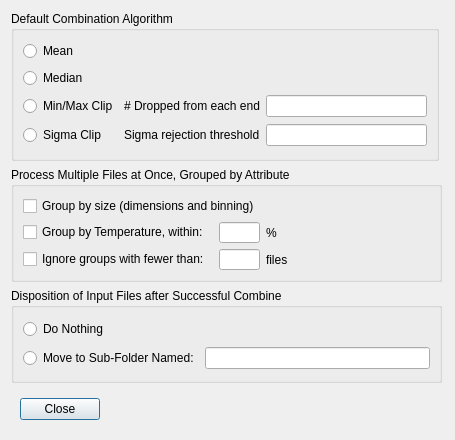
Qt form PreferencesWindow.ui (RMcDOttawa/MasterBiasMaker) before a commit.
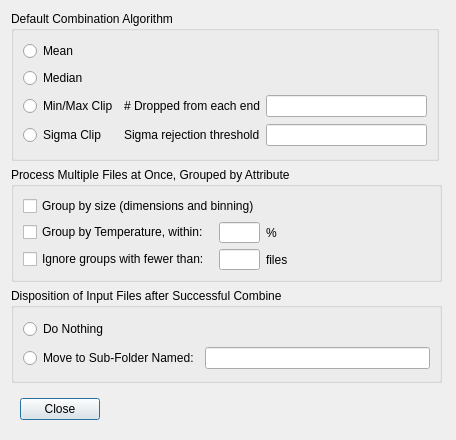
The same form after that commit.

Patch:
```diff
--- a/PreferencesWindow.ui
+++ b/PreferencesWindow.ui
@@ -6,7 +6,7 @@
    <rect>
     <x>0</x>
     <y>0</y>
-    <width>455</width>
+    <width>456</width>
     <height>440</height>
    </rect>
   </property>
@@ -18,8 +18,8 @@
   </property>
   <property name="maximumSize">
    <size>
-    <width>455</width>
-    <height>440</height>
+    <width>555</width>
+    <height>600</height>
    </size>
   </property>
   <property name="windowTitle">
```
Left out of the diff: 4 changed lines with no effect on the pictures.
